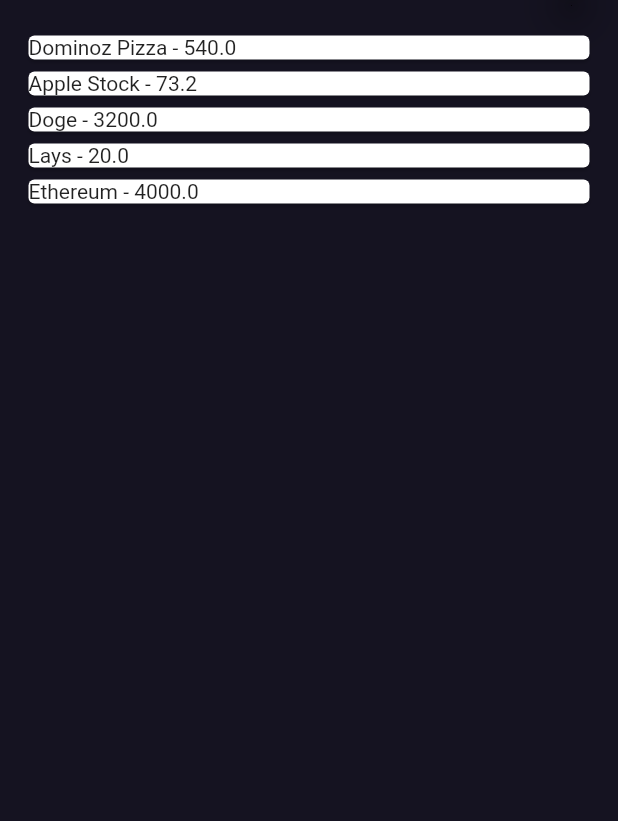
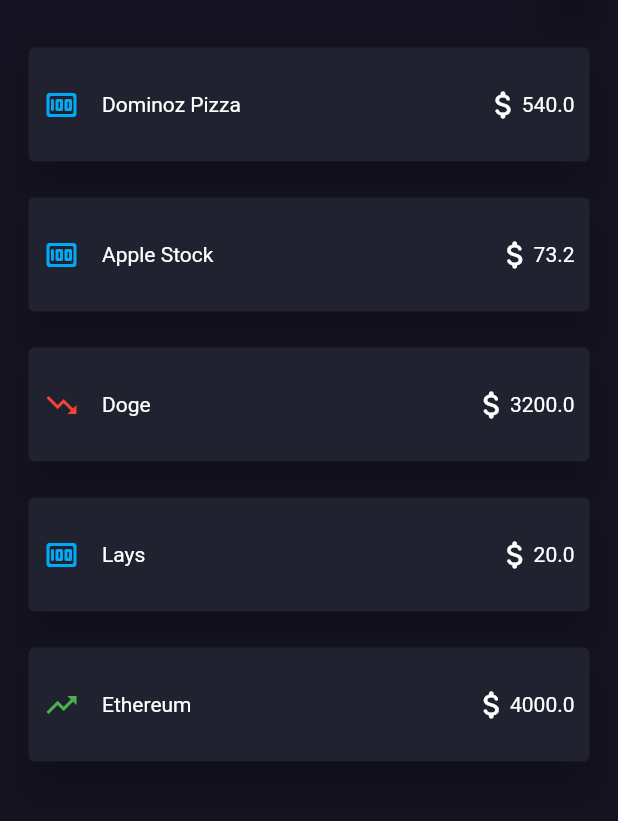
Before and after one commit to Suyog-23/flutter_financy, a Flutter app: the screen it shows after launch, on a phone screen of 412 x 824 dp, the part 71-892 px from its top. Run offline on Flutter 3.47's test engine with Material 2 defaults, Android fonts, the phone set to English and light mode, and no system bars.

Commit message:
styling and logic stronger :)

```diff
--- a/lib/general/expense.dart
+++ b/lib/general/expense.dart
@@ -1,3 +1,6 @@
+import 'package:flutter/cupertino.dart';
+import 'package:flutter/material.dart';
+
 class Expense{
   final int id;
   final String expense_title;
@@ -7,6 +10,6 @@ class Expense{
   final String your_emotion;
   final DateTime date;
 
-  Expense({this.id=0, this.expense_title='', this.type='spent', this.amount=0, this.your_emotion='happy', required this.date});
+  Expense({this.id=0, this.expense_title='', this.type='spent', this.amount=0, this.your_emotion='happy', required this.date,});
 
 }
--- a/lib/screens/home.dart
+++ b/lib/screens/home.dart
@@ -39,7 +39,41 @@ class HomeState extends State<Home>{
               Column(
                 children: expense.map(
                   (ex) {
-                    return Container(width: double.infinity, child: Card(child: Text(ex.expense_title+" - "+ex.amount.toString()),));
+                    return Container(width: double.infinity,
+                    height: 100,
+                    child: Padding(
+                      padding: const EdgeInsets.only(top: 8, bottom: 8),
+                      child: Card(
+                        color: HexColor('212230'),
+                        elevation: 10,
+
+                        child: Row(
+                          crossAxisAlignment: CrossAxisAlignment.center,
+                          mainAxisAlignment: MainAxisAlignment.start,
+                          children: [
+                            Padding(
+                            padding: EdgeInsets.only(left: 10),
+                            child: ex.type=='crypto--'?
+                            Icon(Icons.trending_down, color: Colors.red,) : ex.type=='crypto++'? Icon(Icons.trending_up, color: Colors.green,) : Icon(Icons.money_rounded, color: Colors.lightBlue,),
+                            ),
+                            Padding(
+                              padding: const EdgeInsets.only(left: 15.0),
+                              child: Text(ex.expense_title, style: TextStyle(color: Colors.white),),
+                            ),
+                            Spacer(),
+                            Padding(
+                              padding: const EdgeInsets.only(left: 10),
+                              child: Icon(Icons.attach_money_rounded, color: Colors.white,),
+                            ),
+                            Padding(
+                              padding: const EdgeInsets.only(right: 10.0),
+                              child: Text(ex.amount.toString(), style: TextStyle(color: Colors.white),),
+                            ),
+                          ],
+                        ),
+                      ),
+                    ),
+                    );
                   }
                   ).toList(),
               ),
```
